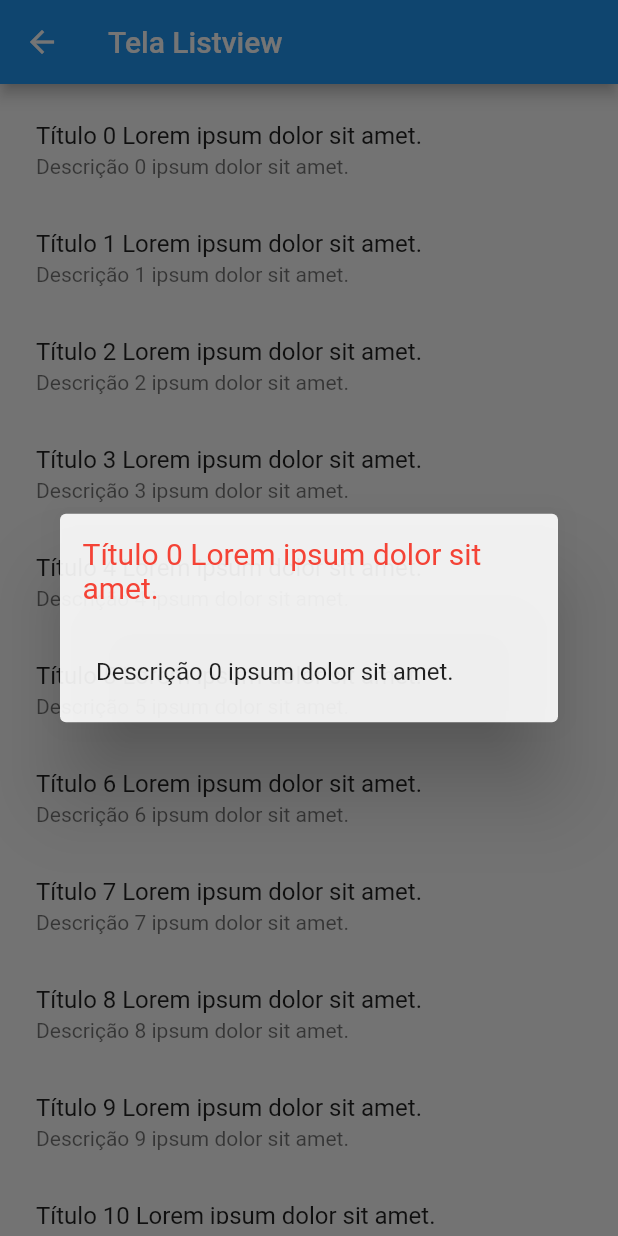
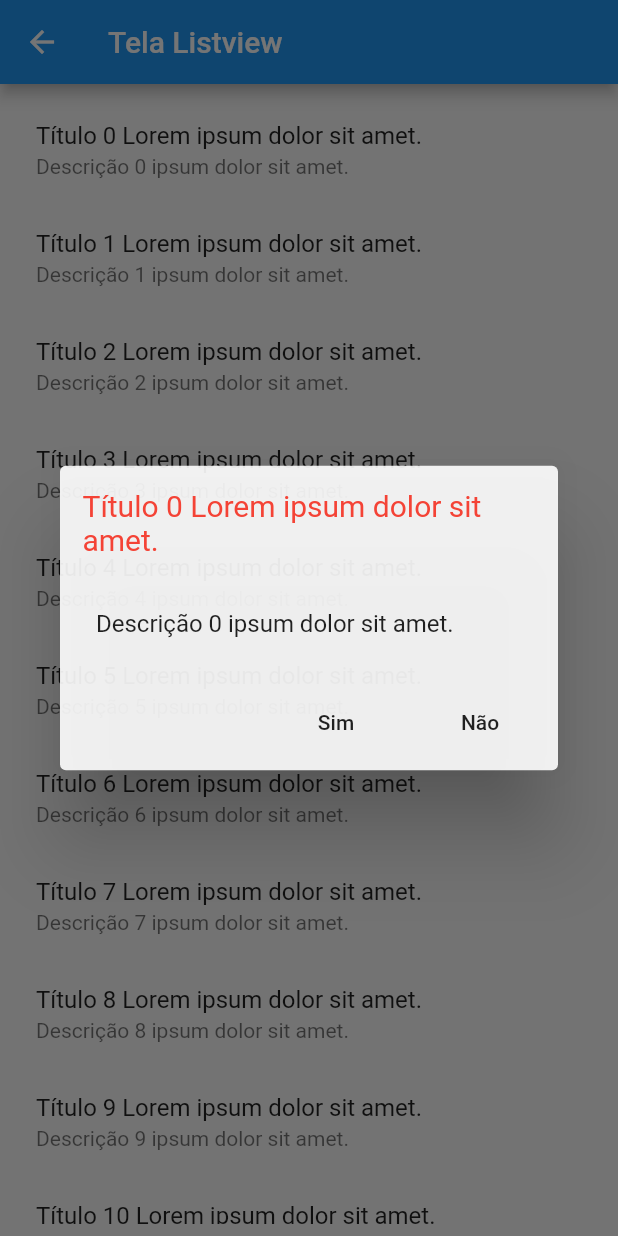
Before and after one commit to danilovalerio/navegacao_telas_flutter, a Flutter app: the TelaListaView screen opened by its route, after a tap on an icon or button, on a phone screen of 412 x 824 dp. Run offline on Flutter 3.47's test engine with Material 2 defaults, Android fonts, the phone set to English and light mode, and no system bars.

Commit message:
FlatButton para proporcionar opção de escolhas

```diff
--- a/lib/TelaListaView.dart
+++ b/lib/TelaListaView.dart
@@ -47,6 +47,20 @@ class _TelaListaViewState extends State<TelaListaView> {
                           ),
                           content: Text(_itens[indice]["descricao"]),
                           backgroundColor: Color.fromRGBO(255, 255, 255, 0.9),
+                          actions: <Widget>[
+                            FlatButton(
+                              onPressed: (){
+                                Navigator.pop(context);
+                              },
+                              child: Text("Sim"),
+                            ),
+                            FlatButton(
+                              onPressed: (){
+                                Navigator.pop(context);
+                              },
+                              child: Text("Não"),
+                            )
+                          ],
                         );
                       });
                 },
```
